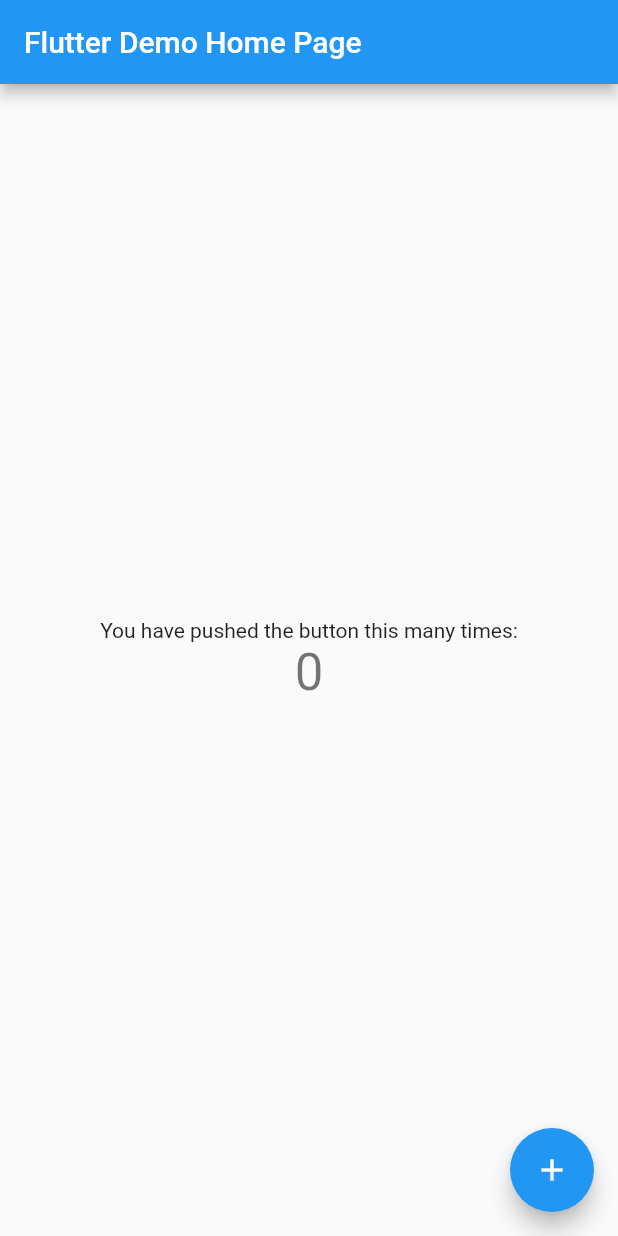
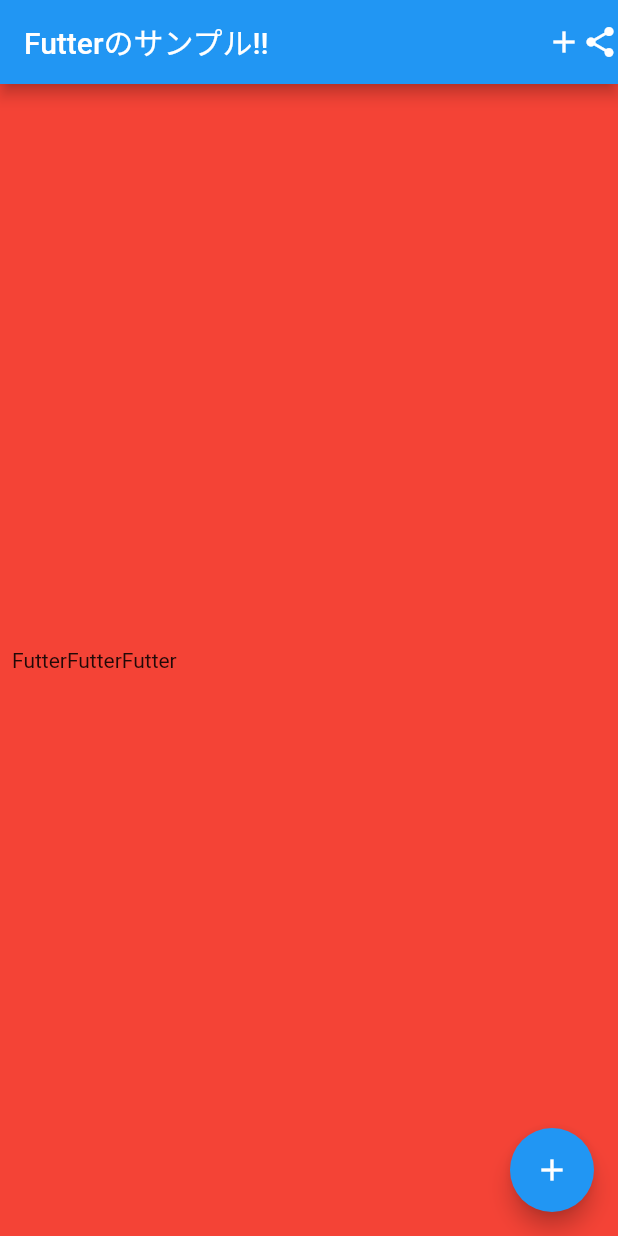
Before and after one commit to Ka-zu-ma/FlutterSample, a Flutter app: the screen it shows after launch, on a phone screen of 412 x 824 dp. Run offline on Flutter 3.47's test engine with Material 2 defaults, Android fonts, the phone set to English and light mode, and no system bars.

Commit message:
基本的なWidgetを実装

```diff
--- a/flutter_sample/lib/main.dart
+++ b/flutter_sample/lib/main.dart
@@ -49,22 +49,24 @@ class _MyHomePageState extends State<MyHomePage> {
       appBar: AppBar(
         // Here we take the value from the MyHomePage object that was created by
         // the App.build method, and use it to set our appbar title.
-        title: Text(widget.title),
+        title: Text("Futterのサンプル!!"),
+        actions: <Widget>[
+          Icon(Icons.add),
+          Icon(Icons.share),
+        ],
       ),
-      body: Center(
-        // Center is a layout widget. It takes a single child and positions it
-        // in the middle of the parent.
-        child: Column(
-          mainAxisAlignment: MainAxisAlignment.center,
-          children: <Widget>[
-            const Text(
-              'You have pushed the button this many times:',
-            ),
-            Text(
-              '$_counter',
-              style: Theme.of(context).textTheme.headline4,
-            ),
-          ],
+      body: Container(
+        height: double.infinity,
+        color: Colors.red,
+        child: Padding(
+          padding: const EdgeInsets.all(8),
+          child: Row(
+            children: <Widget>[
+              Text('Futter'),
+              Text('Futter'),
+              Text('Futter'),
+            ],
+          ),
         ),
       ),
       floatingActionButton: FloatingActionButton(
```
